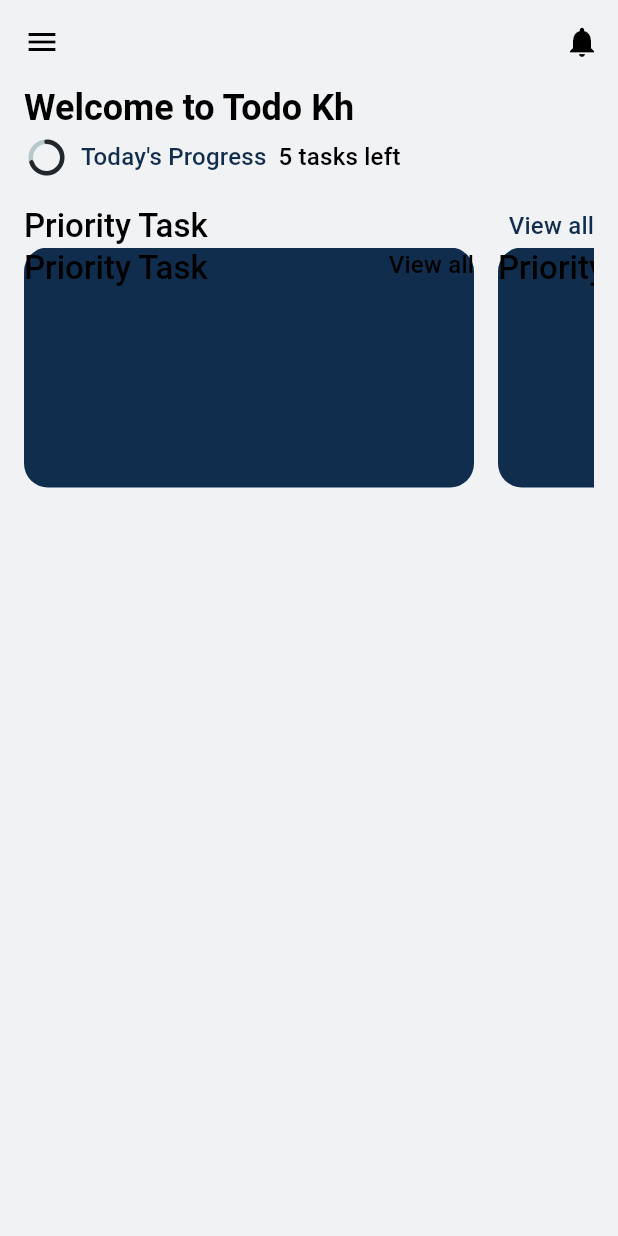
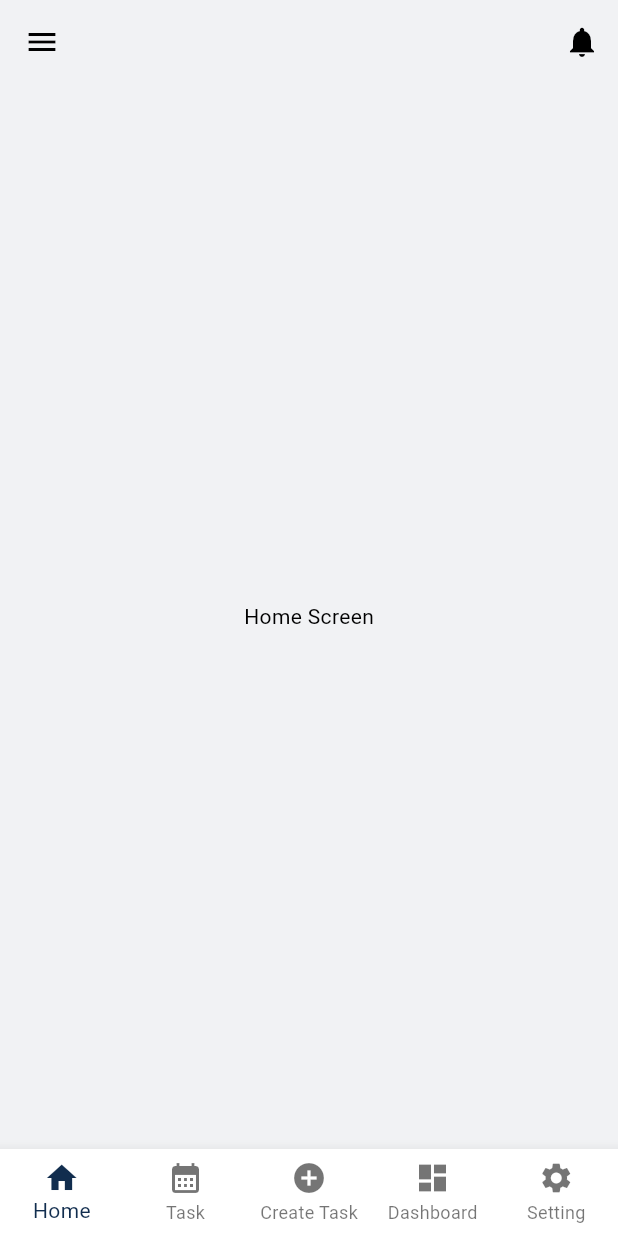
Before and after one commit to ChanPenhYorn/todo_kh, a Flutter app: the screen it shows after launch, after a tap on "Let's Start", on a phone screen of 412 x 824 dp. Run offline on Flutter 3.47's test engine with Material 3 defaults, Android fonts, the phone set to English and light mode, and no system bars; drawn by our look-alikes of percent_indicator; our stand-ins replace flutter_svg, get, hexcolor, shared_preferences.

Commit message:
continue on dashboard

```diff
--- /dev/null
+++ b/lib/controllers/dashboard_controller.dart
@@ -0,0 +1,8 @@
+import 'package:get/get.dart';
+
+class DashboardController extends GetxController {
+  RxInt currentSelectedScreen = 0.obs;
+  void toggleScreen(int screen) {
+    currentSelectedScreen.value = screen;
+  }
+}
--- a/lib/views/home/home_screen.dart
+++ b/lib/views/home/home_screen.dart
@@ -11,6 +11,23 @@ class HomeScreen extends StatelessWidget {
 
   @override
   Widget build(BuildContext context) {
+    List<Widget> bodyScreen = [
+      Center(
+        child: Text("Home Screen"),
+      ),
+      Center(
+        child: Text("Task Screen"),
+      ),
+      Center(
+        child: Text("Task Created Screen"),
+      ),
+      Center(
+        child: Text("Dashboard Screen"),
+      ),
+      Center(
+        child: Text("Setting Screen"),
+      ),
+    ];
     return Scaffold(
         appBar: AppBar(
           leading: Icon(Icons.menu),
@@ -18,123 +35,36 @@ class HomeScreen extends StatelessWidget {
             IconButton(onPressed: () {}, icon: Icon(Icons.notifications))
           ],
         ),
-      body: Padding(
-        padding: const EdgeInsets.symmetric(horizontal: 16),
-        child: Column(
-          crossAxisAlignment: CrossAxisAlignment.start,
-          mainAxisAlignment: MainAxisAlignment.start,
-          children: [
-            Text(
-              "Welcome to Todo Kh",
-              style: Theme.of(context)
-                  .textTheme
-                  .headlineSmall!
-                  .copyWith(fontWeight: FontWeight.bold),
+        bottomNavigationBar: BottomNavigationBar(
+            onTap: (value) {},
+            type: BottomNavigationBarType.fixed,
+            items: [
+              BottomNavigationBarItem(
+                  icon: Icon(
+                    Icons.home,
                   ),
-            SizedBox(
-              height: 5,
+                  label: "Home"),
+              BottomNavigationBarItem(
+                  icon: Icon(
+                    Icons.calendar_month,
                   ),
-            Row(
-              children: [
-                SizedBox(
-                  width: 30,
-                  child: CircularPercentIndicator(
-                    radius: 12.0,
-                    lineWidth: 3.0,
-                    animation: true,
-                    percent: 0.7,
-                    progressColor: AppColors.backgroundDark,
-                    circularStrokeCap: CircularStrokeCap.round,
+                  label: "Task"),
+              BottomNavigationBarItem(
+                  icon: Icon(
+                    Icons.add_circle,
                   ),
+                  label: "Create Task"),
+              BottomNavigationBarItem(
+                  icon: Icon(
+                    Icons.dashboard,
                   ),
-                SizedBox(
-                  width: 8,
+                  label: "Dashboard"),
+              BottomNavigationBarItem(
+                  icon: Icon(
+                    Icons.settings,
                   ),
-                Text(
-                  "Today's Progress",
-                  style: Theme.of(context)
-                      .textTheme
-                      .titleMedium!
-                      .copyWith(color: AppColors.primaryLight),
-                ),
-                SizedBox(
-                  width: 8,
-                ),
-                Text(
-                  "5 tasks left",
-                  style: Theme.of(context).textTheme.titleMedium,
-                ),
-              ],
-            ),
-            SizedBox(
-              height: 20,
-            ),
-            Column(
-              children: [
-                Row(
-                  mainAxisAlignment: MainAxisAlignment.spaceBetween,
-                  children: [
-                    Text(
-                      "Priority Task",
-                      style: Theme.of(context)
-                          .textTheme
-                          .titleLarge!
-                          .copyWith(fontWeight: FontWeight.w500),
-                    ),
-                    SizedBox(
-                      width: 8,
-                    ),
-                    Text(
-                      "View all",
-                      style: Theme.of(context)
-                          .textTheme
-                          .titleMedium!
-                          .copyWith(color: AppColors.primaryLight),
-                    ),
-                  ],
-                ),
-                SizedBox(
-                  height: 160,
-                  child: ListView.builder(
-                      scrollDirection: Axis.horizontal,
-                      shrinkWrap: true,
-                      itemCount: 3,
-                      itemBuilder: (context, index) {
-                        return Container(
-                          decoration: BoxDecoration(
-                              color: Theme.of(context).colorScheme.primary,
-                              borderRadius: BorderRadius.circular(16)),
-                          margin: EdgeInsets.only(right: 16),
-                          // height: 200,
-                          width: 300,
-
-                          child: Row(
-                            crossAxisAlignment: CrossAxisAlignment.start,
-                            mainAxisAlignment: MainAxisAlignment.spaceBetween,
-                            children: [
-                              Text(
-                                "Priority Task",
-                                style: Theme.of(context)
-                                    .textTheme
-                                    .titleLarge!
-                                    .copyWith(fontWeight: FontWeight.w500),
-                              ),
-                              SizedBox(
-                                width: 8,
-                              ),
-                              Text("View all",
-                                  style:
-                                      Theme.of(context).textTheme.titleMedium),
-                            ],
-                          ),
-                        );
-                      }),
-                )
-              ],
-            )
-          ],
-        ),
-      ),
-    );
+                  label: "Setting")
+            ]),
+        body: bodyScreen.elementAt(0));
   }
 }
```
Also changed, not shown: lib/views/home/home_screen copy.dart (added, +376 -0 lines), pubspec.lock, 1 other file. Lines whose indentation alone changed are shown as unchanged.
